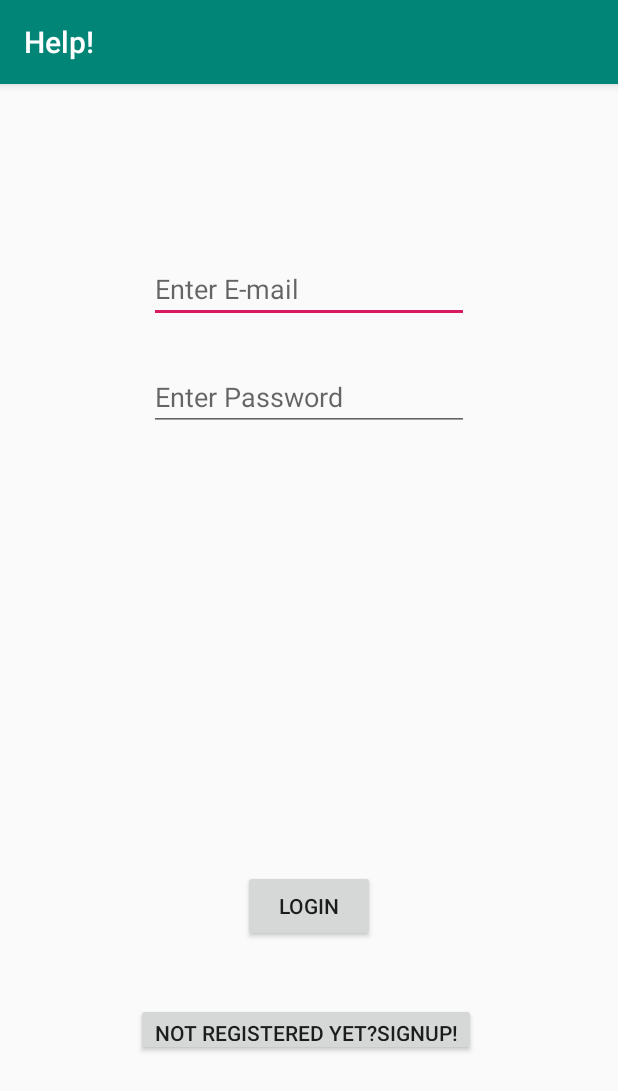
After one commit to Arnesh07/Help-, an Android app: the Login screen opened directly, with no data from a screen before it, on a phone screen of 412 x 824 dp. The commit adds this screen. Shown: the top 1091 px of the screen. Run offline under Robolectric (Android 15) with nearby library versions, the phone set to English and light mode, and no system bars; our stand-ins replace Firebase (no records; nobody signed in at launch, a user with empty details on screens opened directly).

Commit message:
Adds Login

```diff
--- a/app/build.gradle
+++ b/app/build.gradle
@@ -25,6 +25,7 @@ dependencies {
     implementation 'com.android.support:support-v4:28.0.0'
     implementation 'com.android.support:support-media-compat:28.0.0'
     implementation 'com.android.support.constraint:constraint-layout:1.1.3'
+    implementation 'com.android.support:design:28.0.0'
     testImplementation 'junit:junit:4.12'
     androidTestImplementation 'com.android.support.test:runner:1.0.2'
     androidTestImplementation 'com.android.support.test.espresso:espresso-core:3.0.2'
--- /dev/null
+++ b/app/src/main/java/com/example/arnesh07/help/Login.java
@@ -0,0 +1,88 @@
+package com.example.arnesh07.help;
+
+import android.content.Intent;
+import android.support.annotation.NonNull;
+import android.support.v7.app.AppCompatActivity;
+import android.os.Bundle;
+import android.view.View;
+import android.widget.Button;
+import android.widget.EditText;
+import android.widget.ProgressBar;
+import android.widget.Toast;
+
+import com.google.android.gms.tasks.OnCompleteListener;
+import com.google.android.gms.tasks.Task;
+import com.google.firebase.auth.AuthResult;
+import com.google.firebase.auth.FirebaseAuth;
+
+public class Login extends AppCompatActivity {
+    EditText email2,password2;
+    Button Login2,SignUp2;
+    FirebaseAuth mAuth;
+    String email,password;
+    ProgressBar mProgressBar;
+
+    @Override
+    protected void onCreate(Bundle savedInstanceState) {
+        super.onCreate(savedInstanceState);
+        setContentView(R.layout.activity_login);
+
+        email2=findViewById(R.id.email2);
+        mAuth=FirebaseAuth.getInstance();
+        password2=findViewById(R.id.password2);
+        Login2=findViewById(R.id.Login2);
+        SignUp2=findViewById(R.id.SignUp2);
+        mProgressBar=findViewById(R.id.bar);
+        mProgressBar.setVisibility(View.GONE);
+
+        SignUp2.setOnClickListener(new View.OnClickListener() {
+            @Override
+            public void onClick(View v) {
+                Intent i2=new Intent(v.getContext(),SignUp.class);
+                startActivity(i2);
+            }
+        });
+        Login2.setOnClickListener(new View.OnClickListener() {
+            @Override
+            public void onClick(View v) {
+                mProgressBar.setVisibility(View.VISIBLE);
+                email=email2.getText().toString().trim();
+                password=password2.getText().toString().trim();
+                if(email.isEmpty() || password.isEmpty()){
+                    mProgressBar.setVisibility(View.GONE);
+                    Toast.makeText(Login.this,"Fill fields properly",Toast.LENGTH_SHORT);
+                }
+                else{
+                    mAuth.signInWithEmailAndPassword(email,password).addOnCompleteListener(new OnCompleteListener<AuthResult>() {
+                        @Override
+                        public void onComplete(@NonNull Task<AuthResult> task) {
+                        if(task.isSuccessful()){
+                            mProgressBar.setVisibility(View.GONE);
+                            Toast.makeText(Login.this,"Successful",Toast.LENGTH_LONG).show();
+                          //  Intent i3=new Intent(v.getContext(),TrackMe.class);
+                           // i3.addFlags(Intent.FLAG_ACTIVITY_CLEAR_TOP);
+                           // startActivity(i3);
+                        }
+                        else{
+                            mProgressBar.setVisibility(View.GONE);
+                            Toast.makeText(Login.this,"Incorrect E-mail or Password",Toast.LENGTH_LONG);
+                        }
+                        }
+                    });
+                }
+            }
+        });
+
+    }
+    @Override
+    public void onStart() {
+        super.onStart();
+        // Check if user is signed in (non-null) and update UI accordingly.
+        if(mAuth.getCurrentUser()!=null){
+            //Intent intent = new Intent(SignUp.class,TrackMe.class);
+            // startActivity(intent);
+            //finish();
+            Toast.makeText(com.example.arnesh07.help.Login.this,"Already",Toast.LENGTH_SHORT).show();
+        }
+    }
+}
--- /dev/null
+++ b/app/src/main/res/layout/activity_login.xml
@@ -0,0 +1,64 @@
+<?xml version="1.0" encoding="utf-8"?>
+<RelativeLayout xmlns:android="http://schemas.android.com/apk/res/android"
+    xmlns:app="http://schemas.android.com/apk/res-auto"
+    xmlns:tools="http://schemas.android.com/tools"
+    android:layout_width="match_parent"
+    android:layout_height="match_parent"
+    tools:context=".Login">
+
+    <EditText
+        android:id="@+id/email2"
+        android:layout_width="wrap_content"
+        android:layout_height="wrap_content"
+        android:layout_alignParentTop="true"
+        android:layout_centerHorizontal="true"
+        android:layout_marginTop="114dp"
+        android:ems="10"
+        android:hint="@string/enter_e_mail"
+        android:inputType="textEmailAddress"
+        android:importantForAutofill="no" tools:targetApi="o" />
+
+    <EditText
+        android:id="@+id/password2"
+        android:hint="@string/enter_password"
+        android:layout_width="wrap_content"
+        android:layout_height="wrap_content"
+        android:layout_alignParentTop="true"
+        android:layout_centerHorizontal="true"
+        android:layout_marginTop="186dp"
+        android:ems="10"
+        android:inputType="textPassword"
+        android:importantForAutofill="no" tools:targetApi="o" />
+
+    <Button
+        android:id="@+id/Login2"
+        android:layout_width="wrap_content"
+        android:layout_height="wrap_content"
+        android:layout_alignParentBottom="true"
+        android:layout_centerHorizontal="true"
+        android:layout_marginBottom="196dp"
+        android:text="@string/login" />
+
+    <Button
+        android:id="@+id/SignUp2"
+        android:layout_width="wrap_content"
+        android:layout_height="35dp"
+        android:layout_alignEnd="@+id/Login2"
+        android:layout_alignRight="@+id/Login2"
+        android:layout_alignParentBottom="true"
+        android:layout_marginEnd="-67dp"
+        android:layout_marginRight="-67dp"
+        android:layout_marginBottom="120dp"
+        android:text="@string/not_registered_yet_signup" />
+
+    <ProgressBar
+        android:id="@+id/bar"
+        style="?android:attr/progressBarStyle"
+        android:layout_width="wrap_content"
+        android:layout_height="wrap_content"
+        android:layout_above="@+id/Login2"
+        android:layout_alignParentStart="true"
+        android:layout_alignParentLeft="true"
+        android:layout_marginStart="165dp"
+        android:layout_marginLeft="165dp" />
+</RelativeLayout>
--- /dev/null
+++ b/app/src/main/res/values/dimens.xml
@@ -0,0 +1,5 @@
+<resources>
+    <!-- Default screen margins, per the Android Design guidelines. -->
+    <dimen name="activity_horizontal_margin">16dp</dimen>
+    <dimen name="activity_vertical_margin">16dp</dimen>
+</resources>
```
Also changed, not shown: app/src/main/AndroidManifest.xml (+12 -5 lines), app/src/main/java/com/example/arnesh07/help/SignUp.java (+17 -3 lines), app/src/main/res/layout/signup.xml (+13 -0 lines), app/src/main/res/values/strings.xml (+15 -0 lines).
